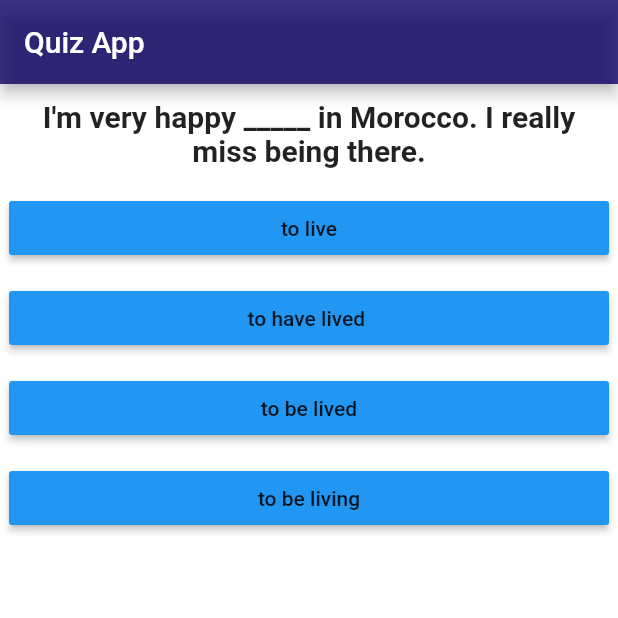
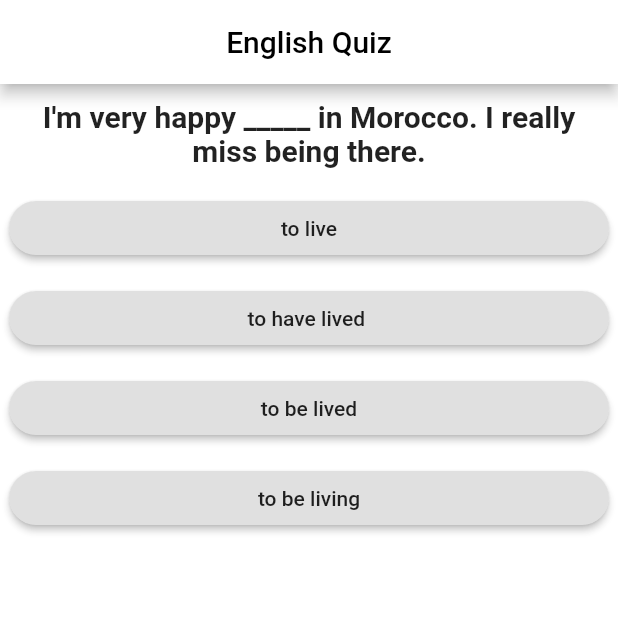
Before and after one commit to hamzaaitbenyissa/flutterQuiz, a Flutter app: the screen it shows after launch, on a phone screen of 412 x 824 dp, the top half of it. Run offline on Flutter 3.47's test engine with Material 2 defaults, Android fonts, the phone set to English and light mode, and no system bars.

Commit message:
update buttons

```diff
--- a/lib/answer.dart
+++ b/lib/answer.dart
@@ -1,23 +1,31 @@
-import 'dart:ffi';
-
 import 'package:flutter/material.dart';
 
 class Answer extends StatelessWidget {
   final VoidCallback pressHandler;
+  // ignore: non_constant_identifier_names
   final String AnswerText;
-  Answer(this.pressHandler, this.AnswerText);
+  Answer(this.pressHandler, this.AnswerText, {Key? key}) : super(key: key);
 
   // difference between const and final
   // final will be const once the first value is affected
   //ther is also a difference between const name= var [] and var name= const []
 
+  final ButtonStyle raisedButtonStyle = ElevatedButton.styleFrom(
+    onPrimary: Colors.black87,
+    primary: Colors.grey[300],
+    padding: const EdgeInsets.symmetric(horizontal: 16),
+    shape: const RoundedRectangleBorder(
+      borderRadius: BorderRadius.all(Radius.circular(100)),
+    ),
+  );
+
   @override
   Widget build(BuildContext context) {
     return Container(
         width: double.infinity,
-        margin: EdgeInsets.all(6),
-        child: RaisedButton(
-            color: Colors.blue,
+        margin:const  EdgeInsets.all(6),
+        child: ElevatedButton(
+            style: raisedButtonStyle,
             child: Text(AnswerText),
             onPressed: () => {pressHandler()}));
   }
--- a/lib/main.dart
+++ b/lib/main.dart
@@ -3,15 +3,14 @@ import 'package:app1/result.dart';
 import 'package:flutter/material.dart';
 
 void main() {
-  runApp(MyApp());
+  runApp(const MyApp());
 }
 
 class MyApp extends StatefulWidget {
+  const MyApp({Key? key}) : super(key: key);
+
   @override
-  State<StatefulWidget> createState() {
-    // TODO: implement createState
-    return MyAppstate();
-  }
+  State<StatefulWidget> createState() => MyAppstate();
 }
 
 class MyAppstate extends State<MyApp> {
@@ -78,8 +77,7 @@ class MyAppstate extends State<MyApp> {
   void reset() {
     setState(() {
       _questionindex = 0;
-      print("reset clicked");
-      print(_questionindex);
+      _totalescore = 0;
     });
   }
 
@@ -88,15 +86,17 @@ class MyAppstate extends State<MyApp> {
     return MaterialApp(
         home: Scaffold(
       appBar: AppBar(
-        title: const Text("Quiz App"),
-        backgroundColor: const Color.fromRGBO(11, 0, 98, 0.8),
+        centerTitle: true,
+        title: const Text("English Quiz"),
+        backgroundColor: const Color.fromRGBO(255, 255, 255, 1),
+        foregroundColor: const Color.fromRGBO(0, 0, 0, 1),
       ),
       body: _questionindex < _questions.length
           ? Quiz(
               questions: _questions,
               answerQuestion: _answerQuestion,
               questionindex: _questionindex)
-          : Result(_totalescore,reset),
+          : Result(_totalescore, reset),
       backgroundColor: const Color.fromRGBO(255, 255, 255, 0.8),
     ));
   }
--- a/lib/question.dart
+++ b/lib/question.dart
@@ -1,8 +1,9 @@
 import 'package:flutter/material.dart';
 
+// ignore: must_be_immutable
 class Question extends StatelessWidget {
   String questionText;
-  Question(this.questionText);
+  Question(this.questionText, {Key? key}) : super(key: key);
 
   @override
   Widget build(BuildContext context) {
--- a/lib/quiz.dart
+++ b/lib/quiz.dart
@@ -2,25 +2,27 @@ import 'package:app1/answer.dart';
 import 'package:app1/question.dart';
 import 'package:flutter/cupertino.dart';
 
+// ignore: must_be_immutable
 class Quiz extends StatelessWidget {
   List<Map<String, dynamic>> questions;
   var questionindex = 0;
   final Function answerQuestion;
 
   Quiz(
-      {required this.questions,
+      {Key? key,
+      required this.questions,
       required this.answerQuestion,
-      required this.questionindex});
+      required this.questionindex})
+      : super(key: key);
 
   @override
   Widget build(BuildContext context) {
     return Column(children: [
       Question(questions[questionindex]['question']),
       // ... means we get tha values of list because map return list
-      ...(questions[questionindex]['answers'])
-          .map((answer) {
-            return Answer(()=>{answerQuestion(answer["score"])} , answer["text"]);
-          })
+      ...(questions[questionindex]['answers']).map((answer) {
+        return Answer(() => {answerQuestion(answer["score"])}, answer["text"]);
+      })
     ]);
   }
 }
```
Also changed, not shown: lib/result.dart (+19 -7 lines), 1 other file.
